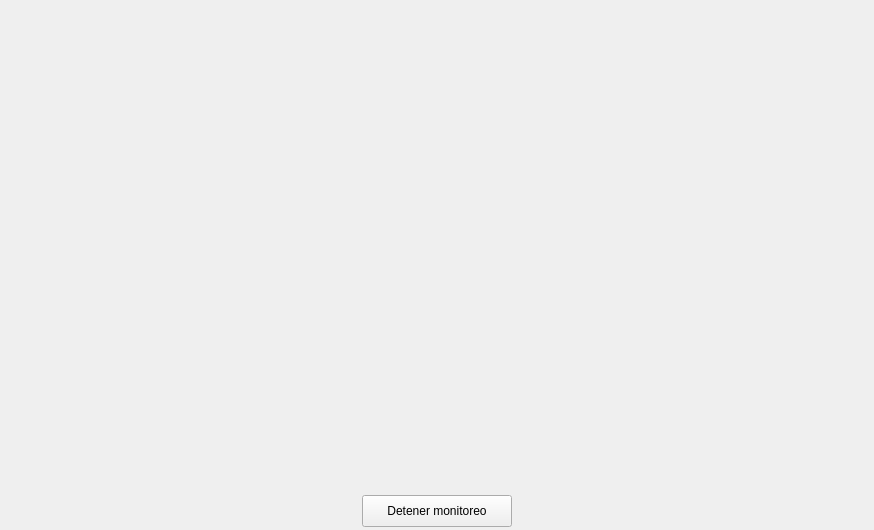
First picture: the form in Client_Side/UI/detection_window.ui, repository spardoc/Deteccion_De_Armas, before the edit.
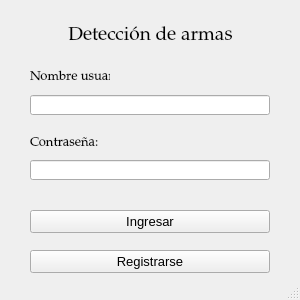
Second picture: the form after the edit. Icons and pictures are not drawn.

Commit message: detect_widow

The edit to the form file:
```diff
--- a/Client_Side/UI/detection_window.ui
+++ b/Client_Side/UI/detection_window.ui
@@ -6,14 +6,20 @@
    <rect>
     <x>0</x>
     <y>0</y>
-    <width>874</width>
-    <height>530</height>
+    <width>300</width>
+    <height>300</height>
    </rect>
   </property>
+  <property name="minimumSize">
+   <size>
+    <width>300</width>
+    <height>300</height>
+   </size>
+  </property>
   <property name="maximumSize">
    <size>
-    <width>874</width>
-    <height>530</height>
+    <width>400</width>
+    <height>400</height>
    </size>
   </property>
   <property name="windowTitle">
@@ -23,39 +29,159 @@
    <widget class="QLabel" name="label_detection">
     <property name="geometry">
      <rect>
-      <x>10</x>
+      <x>50</x>
+      <y>25</y>
+      <width>201</width>
+      <height>21</height>
+     </rect>
+    </property>
+    <property name="font">
+     <font>
+      <family>Palatino Linotype</family>
+      <pointsize>14</pointsize>
+     </font>
+    </property>
+    <property name="text">
+     <string>Detección de armas</string>
+    </property>
+    <property name="scaledContents">
+     <bool>true</bool>
+    </property>
+    <property name="alignment">
+     <set>Qt::AlignCenter</set>
+    </property>
+   </widget>
+   <widget class="QLabel" name="label_username">
+    <property name="geometry">
+     <rect>
+      <x>30</x>
+      <y>70</y>
+      <width>80</width>
+      <height>13</height>
+     </rect>
+    </property>
+    <property name="font">
+     <font>
+      <family>Palatino Linotype</family>
+      <pointsize>10</pointsize>
+     </font>
+    </property>
+    <property name="text">
+     <string>Nombre usuario:</string>
+    </property>
+   </widget>
+   <widget class="QLabel" name="label_password">
+    <property name="geometry">
+     <rect>
+      <x>30</x>
+      <y>135</y>
+      <width>80</width>
+      <height>16</height>
+     </rect>
+    </property>
+    <property name="font">
+     <font>
+      <family>Palatino Linotype</family>
+      <pointsize>10</pointsize>
+     </font>
+    </property>
+    <property name="text">
+     <string>Contraseña:</string>
+    </property>
+   </widget>
+   <widget class="QLineEdit" name="username_input">
+    <property name="geometry">
+     <rect>
+      <x>30</x>
+      <y>95</y>
+      <width>240</width>
+      <height>20</height>
+     </rect>
+    </property>
+   </widget>
+   <widget class="QLineEdit" name="password_input">
+    <property name="geometry">
+     <rect>
+      <x>30</x>
+      <y>160</y>
+      <width>240</width>
+      <height>20</height>
+     </rect>
+    </property>
+    <property name="echoMode">
+     <enum>QLineEdit::Password</enum>
+    </property>
+   </widget>
+   <widget class="QPushButton" name="login_button">
+    <property name="geometry">
+     <rect>
+      <x>30</x>
+      <y>210</y>
+      <width>240</width>
+      <height>23</height>
+     </rect>
+    </property>
+    <property name="font">
+     <font>
+      <pointsize>10</pointsize>
+     </font>
+    </property>
+    <property name="text">
+     <string>Ingresar</string>
+    </property>
+   </widget>
+   <widget class="QPushButton" name="register_button">
+    <property name="geometry">
+     <rect>
+      <x>30</x>
+      <y>250</y>
+      <width>240</width>
+      <height>23</height>
+     </rect>
+    </property>
+    <property name="font">
+     <font>
+      <pointsize>10</pointsize>
+     </font>
+    </property>
+    <property name="text">
+     <string>Registrarse</string>
+    </property>
+   </widget>
+   <widget class="QLabel" name="img_label">
+    <property name="geometry">
+     <rect>
+      <x>230</x>
       <y>10</y>
-      <width>854</width>
-      <height>480</height>
+      <width>61</width>
+      <height>51</height>
      </rect>
     </property>
-    <property name="maximumSize">
-     <size>
-      <width>1000</width>
-      <height>1000</height>
-     </size>
-    </property>
-    <property name="autoFillBackground">
-     <bool>true</bool>
-    </property>
     <property name="text">
      <string/>
     </property>
    </widget>
-   <widget class="QPushButton" name="stop_detection_button">
+   <widget class="QLabel" name="img_ups_label">
     <property name="geometry">
      <rect>
-      <x>362</x>
-      <y>495</y>
-      <width>150</width>
-      <height>32</height>
+      <x>20</x>
+      <y>20</y>
+      <width>41</width>
+      <height>31</height>
      </rect>
     </property>
     <property name="text">
-     <string>Detener monitoreo</string>
+     <string/>
+    </property>
+    <property name="pixmap">
+     <pixmap>UPS_logo.jpeg</pixmap>
+    </property>
+    <property name="scaledContents">
+     <bool>true</bool>
     </property>
    </widget>
   </widget>
+  <widget class="QStatusBar" name="statusbar"/>
  </widget>
  <resources/>
  <connections/>
```
Left out of the diff: 12 changed lines with no effect on the pictures.
